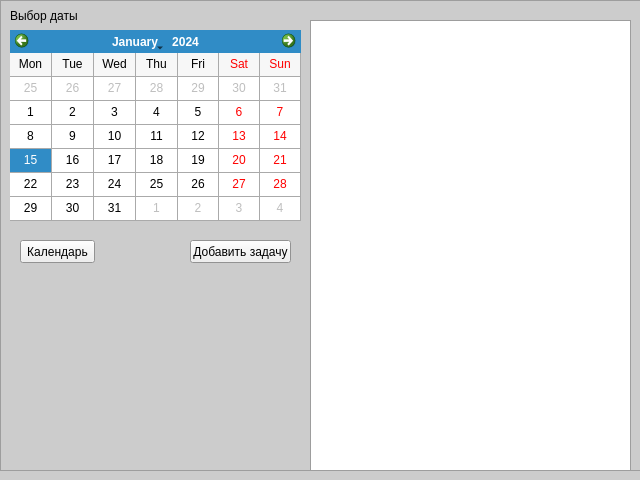
Before: the Qt Designer form gui/gui.ui in NoValeria/organiser, drawn with Qt 5.
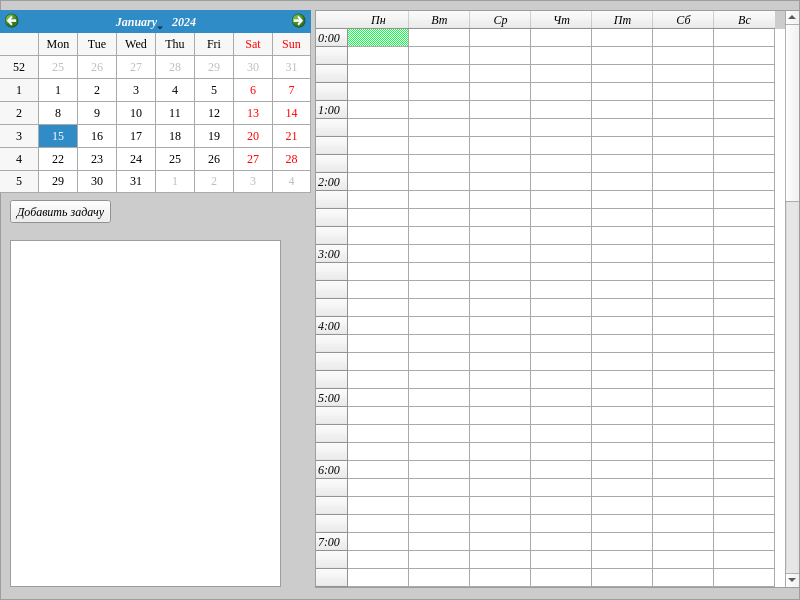
After: the same form once the commit is applied.

```diff
--- a/gui/gui.ui
+++ b/gui/gui.ui
@@ -6,20 +6,26 @@
    <rect>
     <x>0</x>
     <y>0</y>
-    <width>640</width>
-    <height>480</height>
+    <width>800</width>
+    <height>600</height>
    </rect>
   </property>
+  <property name="sizePolicy">
+   <sizepolicy hsizetype="Fixed" vsizetype="Fixed">
+    <horstretch>0</horstretch>
+    <verstretch>0</verstretch>
+   </sizepolicy>
+  </property>
   <property name="minimumSize">
    <size>
-    <width>640</width>
-    <height>480</height>
+    <width>800</width>
+    <height>600</height>
    </size>
   </property>
   <property name="maximumSize">
    <size>
-    <width>640</width>
-    <height>480</height>
+    <width>800</width>
+    <height>600</height>
    </size>
   </property>
   <property name="palette">
@@ -86,6 +92,13 @@
     </disabled>
    </palette>
   </property>
+  <property name="font">
+   <font>
+    <family>Times New Roman</family>
+    <pointsize>9</pointsize>
+    <italic>true</italic>
+   </font>
+  </property>
   <property name="windowTitle">
    <string>MainWindow</string>
   </property>
@@ -98,8 +111,8 @@
      <rect>
       <x>0</x>
       <y>0</y>
-      <width>641</width>
-      <height>471</height>
+      <width>800</width>
+      <height>600</height>
      </rect>
     </property>
     <property name="frameShape">
@@ -108,37 +121,11 @@
     <property name="frameShadow">
      <enum>QFrame::Raised</enum>
     </property>
-    <widget class="QLabel" name="label">
-     <property name="geometry">
-      <rect>
-       <x>10</x>
-       <y>0</y>
-       <width>161</width>
-       <height>31</height>
-      </rect>
-     </property>
-     <property name="text">
-      <string>Выбор даты</string>
-     </property>
-    </widget>
-    <widget class="QPushButton" name="pushButton">
-     <property name="geometry">
-      <rect>
-       <x>20</x>
-       <y>240</y>
-       <width>75</width>
-       <height>23</height>
-      </rect>
-     </property>
-     <property name="text">
-      <string>Календарь</string>
-     </property>
-    </widget>
     <widget class="QPushButton" name="openNewNoteButton">
      <property name="geometry">
       <rect>
-       <x>190</x>
-       <y>240</y>
+       <x>10</x>
+       <y>200</y>
        <width>101</width>
        <height>23</height>
       </rect>
@@ -150,22 +137,37 @@
     <widget class="QListWidget" name="listWidget">
      <property name="geometry">
       <rect>
-       <x>310</x>
-       <y>20</y>
-       <width>321</width>
-       <height>451</height>
+       <x>10</x>
+       <y>240</y>
+       <width>271</width>
+       <height>347</height>
       </rect>
      </property>
     </widget>
     <widget class="QCalendarWidget" name="calendarWidget">
      <property name="geometry">
       <rect>
-       <x>10</x>
-       <y>30</y>
-       <width>291</width>
-       <height>191</height>
+       <x>0</x>
+       <y>10</y>
+       <width>311</width>
+       <height>183</height>
       </rect>
      </property>
+     <property name="font">
+      <font>
+       <family>Times New Roman</family>
+       <italic>false</italic>
+       <underline>false</underline>
+       <strikeout>false</strikeout>
+       <kerning>true</kerning>
+      </font>
+     </property>
+     <property name="layoutDirection">
+      <enum>Qt::LeftToRight</enum>
+     </property>
+     <property name="autoFillBackground">
+      <bool>true</bool>
+     </property>
      <property name="gridVisible">
       <bool>true</bool>
      </property>
@@ -173,7 +175,7 @@
       <enum>QCalendarWidget::ShortDayNames</enum>
      </property>
      <property name="verticalHeaderFormat">
-      <enum>QCalendarWidget::NoVerticalHeader</enum>
+      <enum>QCalendarWidget::ISOWeekNumbers</enum>
      </property>
      <property name="navigationBarVisible">
       <bool>true</bool>
@@ -182,6 +184,607 @@
       <bool>true</bool>
      </property>
     </widget>
+    <widget class="QTableWidget" name="tableWidget">
+     <property name="geometry">
+      <rect>
+       <x>315</x>
+       <y>10</y>
+       <width>485</width>
+       <height>578</height>
+      </rect>
+     </property>
+     <property name="font">
+      <font>
+       <family>Times New Roman</family>
+      </font>
+     </property>
+     <property name="toolTip">
+      <string extracomment="привет"/>
+     </property>
+     <property name="toolTipDuration">
+      <number>0</number>
+     </property>
+     <property name="editTriggers">
+      <set>QAbstractItemView::NoEditTriggers</set>
+     </property>
+     <property name="selectionMode">
+      <enum>QAbstractItemView::SingleSelection</enum>
+     </property>
+     <property name="showGrid">
+      <bool>true</bool>
+     </property>
+     <property name="gridStyle">
+      <enum>Qt::SolidLine</enum>
+     </property>
+     <property name="sortingEnabled">
+      <bool>false</bool>
+     </property>
+     <property name="wordWrap">
+      <bool>false</bool>
+     </property>
+     <property name="cornerButtonEnabled">
+      <bool>false</bool>
+     </property>
+     <property name="rowCount">
+      <number>96</number>
+     </property>
+     <property name="columnCount">
+      <number>7</number>
+     </property>
+     <attribute name="horizontalHeaderCascadingSectionResizes">
+      <bool>false</bool>
+     </attribute>
+     <attribute name="horizontalHeaderDefaultSectionSize">
+      <number>61</number>
+     </attribute>
+     <attribute name="horizontalHeaderMinimumSectionSize">
+      <number>39</number>
+     </attribute>
+     <attribute name="verticalHeaderVisible">
+      <bool>true</bool>
+     </attribute>
+     <attribute name="verticalHeaderDefaultSectionSize">
+      <number>18</number>
+     </attribute>
+     <attribute name="verticalHeaderShowSortIndicator" stdset="0">
+      <bool>false</bool>
+     </attribute>
+     <attribute name="verticalHeaderStretchLastSection">
+      <bool>false</bool>
+     </attribute>
+     <row>
+      <property name="text">
+       <string>0:00</string>
+      </property>
+     </row>
+     <row>
+      <property name="text">
+       <string/>
+      </property>
+     </row>
+     <row>
+      <property name="text">
+       <string/>
+      </property>
+     </row>
+     <row>
+      <property name="text">
+       <string/>
+      </property>
+     </row>
+     <row>
+      <property name="text">
+       <string>1:00</string>
+      </property>
+     </row>
+     <row>
+      <property name="text">
+       <string/>
+      </property>
+     </row>
+     <row>
+      <property name="text">
+       <string/>
+      </property>
+     </row>
+     <row>
+      <property name="text">
+       <string/>
+      </property>
+     </row>
+     <row>
+      <property name="text">
+       <string>2:00</string>
+      </property>
+     </row>
+     <row>
+      <property name="text">
+       <string/>
+      </property>
+     </row>
+     <row>
+      <property name="text">
+       <string/>
+      </property>
+     </row>
+     <row>
+      <property name="text">
+       <string/>
+      </property>
+     </row>
+     <row>
+      <property name="text">
+       <string>3:00</string>
+      </property>
+     </row>
+     <row>
+      <property name="text">
+       <string/>
+      </property>
+     </row>
+     <row>
+      <property name="text">
+       <string/>
+      </property>
+     </row>
+     <row>
+      <property name="text">
+       <string/>
+      </property>
+     </row>
+     <row>
+      <property name="text">
+       <string>4:00</string>
+      </property>
+     </row>
+     <row>
+      <property name="text">
+       <string/>
+      </property>
+     </row>
+     <row>
+      <property name="text">
+       <string/>
+      </property>
+     </row>
+     <row>
+      <property name="text">
+       <string/>
+      </property>
+     </row>
+     <row>
+      <property name="text">
+       <string>5:00</string>
+      </property>
+     </row>
+     <row>
+      <property name="text">
+       <string/>
+      </property>
+     </row>
+     <row>
+      <property name="text">
+       <string/>
+      </property>
+     </row>
+     <row>
+      <property name="text">
+       <string/>
+      </property>
+     </row>
+     <row>
+      <property name="text">
+       <string>6:00</string>
+      </property>
+     </row>
+     <row>
+      <property name="text">
+       <string/>
+      </property>
+     </row>
+     <row>
+      <property name="text">
+       <string/>
+      </property>
+     </row>
+     <row>
+      <property name="text">
+       <string/>
+      </property>
+     </row>
+     <row>
+      <property name="text">
+       <string>7:00</string>
+      </property>
+     </row>
+     <row>
+      <property name="text">
+       <string/>
+      </property>
+     </row>
+     <row>
+      <property name="text">
+       <string/>
+      </property>
+     </row>
+     <row>
+      <property name="text">
+       <string/>
+      </property>
+     </row>
+     <row>
+      <property name="text">
+       <string>8:00</string>
+      </property>
+     </row>
+     <row>
+      <property name="text">
+       <string/>
+      </property>
+     </row>
+     <row>
+      <property name="text">
+       <string/>
+      </property>
+     </row>
+     <row>
+      <property name="text">
+       <string/>
+      </property>
+     </row>
+     <row>
+      <property name="text">
+       <string>9:00</string>
+      </property>
+     </row>
+     <row>
+      <property name="text">
+       <string/>
+      </property>
+     </row>
+     <row>
+      <property name="text">
+       <string/>
+      </property>
+     </row>
+     <row>
+      <property name="text">
+       <string/>
+      </property>
+     </row>
+     <row>
+      <property name="text">
+       <string>10:00</string>
+      </property>
+     </row>
+     <row>
+      <property name="text">
+       <string/>
+      </property>
+     </row>
+     <row>
+      <property name="text">
+       <string/>
+      </property>
+     </row>
+     <row>
+      <property name="text">
+       <string/>
+      </property>
+     </row>
+     <row>
+      <property name="text">
+       <string>11:00</string>
+      </property>
+     </row>
+     <row>
+      <property name="text">
+       <string/>
+      </property>
+     </row>
+     <row>
+      <property name="text">
+       <string/>
+      </property>
+     </row>
+     <row>
+      <property name="text">
+       <string/>
+      </property>
+     </row>
+     <row>
+      <property name="text">
+       <string>12:00</string>
+      </property>
+     </row>
+     <row>
+      <property name="text">
+       <string/>
+      </property>
+     </row>
+     <row>
+      <property name="text">
+       <string/>
+      </property>
+     </row>
+     <row>
+      <property name="text">
+       <string/>
+      </property>
+     </row>
+     <row>
+      <property name="text">
+       <string>13:00</string>
+      </property>
+     </row>
+     <row>
+      <property name="text">
+       <string/>
+      </property>
+     </row>
+     <row>
+      <property name="text">
+       <string/>
+      </property>
+     </row>
+     <row>
+      <property name="text">
+       <string/>
+      </property>
+     </row>
+     <row>
+      <property name="text">
+       <string>14:00</string>
+      </property>
+     </row>
+     <row>
+      <property name="text">
+       <string/>
+      </property>
+     </row>
+     <row>
+      <property name="text">
+       <string/>
+      </property>
+     </row>
+     <row>
+      <property name="text">
+       <string/>
+      </property>
+     </row>
+     <row>
+      <property name="text">
+       <string>15:00</string>
+      </property>
+     </row>
+     <row>
+      <property name="text">
+       <string/>
+      </property>
+     </row>
+     <row>
+      <property name="text">
+       <string/>
+      </property>
+     </row>
+     <row>
+      <property name="text">
+       <string/>
+      </property>
+     </row>
+     <row>
+      <property name="text">
+       <string>16:00</string>
+      </property>
+     </row>
+     <row>
+      <property name="text">
+       <string/>
+      </property>
+     </row>
+     <row>
+      <property name="text">
+       <string/>
+      </property>
+     </row>
+     <row>
+      <property name="text">
+       <string/>
+      </property>
+     </row>
+     <row>
+      <property name="text">
+       <string>17:00</string>
+      </property>
+     </row>
+     <row>
+      <property name="text">
+       <string/>
+      </property>
+     </row>
+     <row>
+      <property name="text">
+       <string/>
+      </property>
+     </row>
+     <row>
+      <property name="text">
+       <string/>
+      </property>
+     </row>
+     <row>
+      <property name="text">
+       <string>18:00</string>
+      </property>
+     </row>
+     <row>
+      <property name="text">
+       <string/>
+      </property>
+     </row>
+     <row>
+      <property name="text">
+       <string/>
+      </property>
+     </row>
+     <row>
+      <property name="text">
+       <string/>
+      </property>
+     </row>
+     <row>
+      <property name="text">
+       <string>19:00</string>
+      </property>
+     </row>
+     <row>
+      <property name="text">
+       <string/>
+      </property>
+     </row>
+     <row>
+      <property name="text">
+       <string/>
+      </property>
+     </row>
+     <row>
+      <property name="text">
+       <string/>
+      </property>
+     </row>
+     <row>
+      <property name="text">
+       <string>20:00</string>
+      </property>
+     </row>
+     <row>
+      <property name="text">
+       <string/>
+      </property>
+     </row>
+     <row>
+      <property name="text">
+       <string/>
+      </property>
+     </row>
+     <row>
+      <property name="text">
+       <string/>
+      </property>
+     </row>
+     <row>
+      <property name="text">
+       <string>21:00</string>
+      </property>
+     </row>
+     <row>
+      <property name="text">
+       <string/>
+      </property>
+     </row>
+     <row>
+      <property name="text">
+       <string/>
+      </property>
+     </row>
+     <row>
+      <property name="text">
+       <string/>
+      </property>
+     </row>
+     <row>
+      <property name="text">
+       <string>22:00</string>
+      </property>
+     </row>
+     <row>
+      <property name="text">
+       <string/>
+      </property>
+     </row>
+     <row>
+      <property name="text">
+       <string/>
+      </property>
+     </row>
+     <row>
+      <property name="text">
+       <string/>
+      </property>
+     </row>
+     <row>
+      <property name="text">
+       <string>23:00</string>
+      </property>
+     </row>
+     <row>
+      <property name="text">
+       <string/>
+      </property>
+     </row>
+     <row>
+      <property name="text">
+       <string/>
+      </property>
+     </row>
+     <row>
+      <property name="text">
+       <string/>
+      </property>
+     </row>
+     <column>
+      <property name="text">
+       <string>Пн</string>
+      </property>
+     </column>
+     <column>
+      <property name="text">
+       <string>Вт</string>
+      </property>
+     </column>
+     <column>
+      <property name="text">
+       <string>Ср</string>
+      </property>
+     </column>
+     <column>
+      <property name="text">
+       <string>Чт</string>
+      </property>
+     </column>
+     <column>
+      <property name="text">
+       <string>Пт</string>
+      </property>
+     </column>
+     <column>
+      <property name="text">
+       <string>Сб</string>
+      </property>
+     </column>
+     <column>
+      <property name="text">
+       <string>Вс</string>
+      </property>
+     </column>
+     <item row="0" column="0">
+      <property name="text">
+       <string/>
+      </property>
+      <property name="toolTip">
+       <string extracomment="first"/>
+      </property>
+      <property name="background">
+       <brush brushstyle="Dense4Pattern">
+        <color alpha="255">
+         <red>19</red>
+         <green>255</green>
+         <blue>74</blue>
+        </color>
+       </brush>
+      </property>
+     </item>
+    </widget>
    </widget>
   </widget>
  </widget>
```
